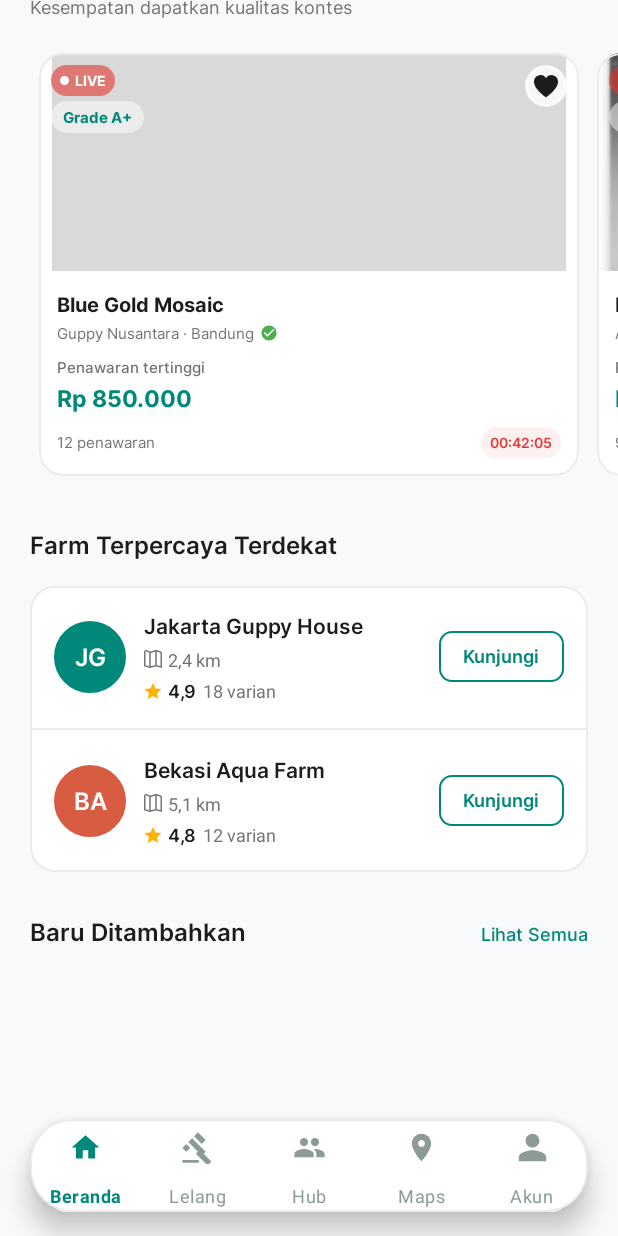
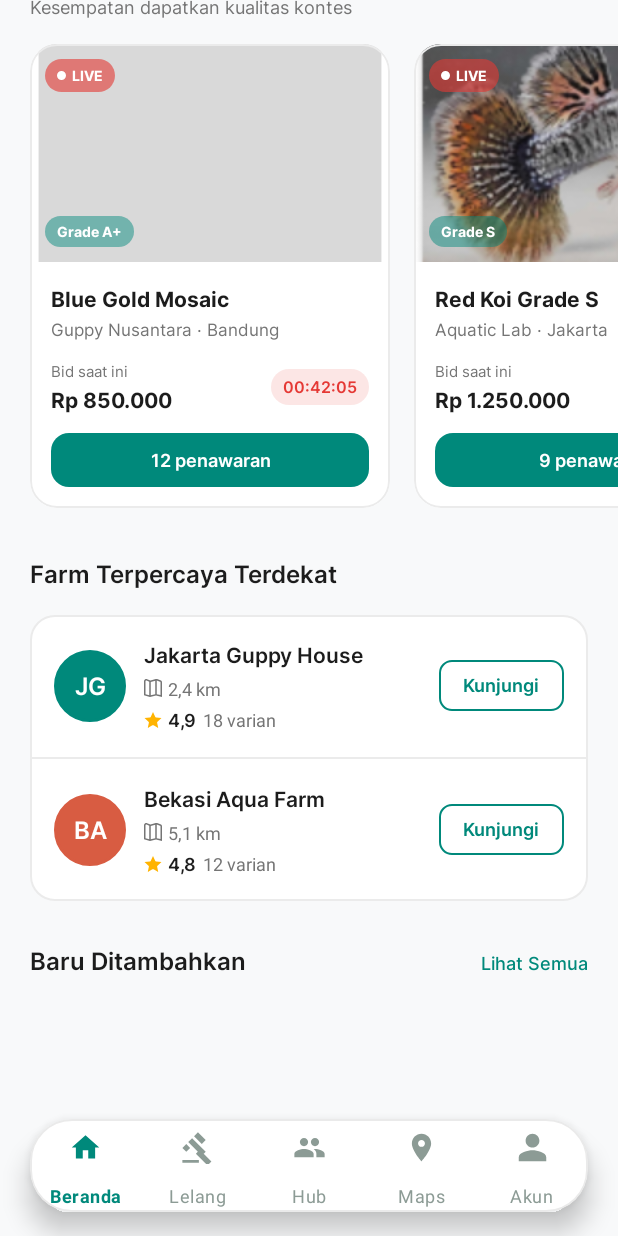
Before and after one commit to Marcelloaja/GuppyMarketIDN, an Android app: the screen it shows after launch once a user with an empty profile is signed in (MainActivity), scrolled down 576 dp, on a phone screen of 412 x 824 dp. Run offline under Robolectric (Android 15) with nearby library versions, the phone set to English and light mode, and no system bars; our stand-ins replace Firebase (no records; nobody signed in at launch, a user with empty details on screens opened directly), Shimmer.

Commit message:
Fix Home auction card dimensions to 240dp fixed width (item_home_auction_card) and add safe image resource fallback handling

```diff
--- a/app/src/main/java/com/stiki/marcelloilham/guppymarketidn/adapter/AuctionGridAdapter.kt
+++ b/app/src/main/java/com/stiki/marcelloilham/guppymarketidn/adapter/AuctionGridAdapter.kt
@@ -14,6 +14,7 @@ import com.stiki.marcelloilham.guppymarketidn.R
 class AuctionGridAdapter(
     private val context: Context,
     private val rawItems: List<AuctionItem>,
+    private val itemLayoutResId: Int = R.layout.item_auction_grid,
     private val onClick: (AuctionItem) -> Unit
 ) : RecyclerView.Adapter<AuctionGridAdapter.ViewHolder>() {
 
@@ -53,13 +54,16 @@ class AuctionGridAdapter(
     }
 
     override fun onCreateViewHolder(parent: ViewGroup, viewType: Int): ViewHolder {
-        val view = LayoutInflater.from(context).inflate(R.layout.item_auction_grid, parent, false)
+        val view = LayoutInflater.from(context).inflate(itemLayoutResId, parent, false)
         return ViewHolder(view)
     }
 
     override fun onBindViewHolder(holder: ViewHolder, position: Int) {
         val item = filteredList[position]
-        holder.imgAuction.setImageResource(item.imageRes)
+
+        val safeImage = if (item.imageRes != 0) item.imageRes else R.drawable.bg_image_grid
+        holder.imgAuction.setImageResource(safeImage)
+
         holder.tvTitle.text = item.title
         holder.tvSeller.text = "${item.seller} · ${item.location}"
         holder.tvPrice.text = item.price
--- a/app/src/main/java/com/stiki/marcelloilham/guppymarketidn/ui/HomeFragment.kt
+++ b/app/src/main/java/com/stiki/marcelloilham/guppymarketidn/ui/HomeFragment.kt
@@ -173,7 +173,11 @@ class HomeFragment : Fragment() {
             }
 
             if (isAdded && ::recyclerHomeAuctions.isInitialized) {
-                homeAuctionAdapter = AuctionGridAdapter(requireContext(), liveItems) { item ->
+                homeAuctionAdapter = AuctionGridAdapter(
+                    context = requireContext(),
+                    rawItems = liveItems,
+                    itemLayoutResId = R.layout.item_home_auction_card
+                ) { item ->
                     val intent = Intent(requireContext(), com.stiki.marcelloilham.guppymarketidn.menuAuction.DetailAuctionActivity::class.java)
                     intent.putExtra("auction_title", item.title)
                     startActivity(intent)
--- /dev/null
+++ b/app/src/main/res/layout/item_home_auction_card.xml
@@ -0,0 +1,171 @@
+<?xml version="1.0" encoding="utf-8"?>
+<com.google.android.material.card.MaterialCardView
+    xmlns:android="http://schemas.android.com/apk/res/android"
+    xmlns:app="http://schemas.android.com/apk/res-auto"
+    android:layout_width="240dp"
+    android:layout_height="wrap_content"
+    android:layout_marginEnd="16dp"
+    android:layout_marginBottom="4dp"
+    app:cardCornerRadius="18dp"
+    app:cardElevation="0dp"
+    app:cardBackgroundColor="@color/white"
+    app:strokeColor="@color/guppy_stroke"
+    app:strokeWidth="1dp"
+    android:clickable="true"
+    android:focusable="true">
+
+    <LinearLayout
+        android:layout_width="match_parent"
+        android:layout_height="wrap_content"
+        android:orientation="vertical">
+
+        <!-- IMAGE CONTAINER -->
+        <FrameLayout
+            android:layout_width="match_parent"
+            android:layout_height="145dp">
+
+            <ImageView
+                android:id="@+id/imgAuctionItem"
+                android:layout_width="match_parent"
+                android:layout_height="match_parent"
+                android:scaleType="centerCrop"
+                android:src="@drawable/bg_image_grid" />
+
+            <!-- LIVE Tag -->
+            <LinearLayout
+                android:layout_width="wrap_content"
+                android:layout_height="wrap_content"
+                android:layout_gravity="top|start"
+                android:layout_marginStart="10dp"
+                android:layout_marginTop="10dp"
+                android:background="@drawable/bg_tag_photo_count"
+                android:backgroundTint="@color/guppy_red"
+                android:paddingHorizontal="8dp"
+                android:paddingVertical="4dp"
+                android:gravity="center_vertical">
+
+                <View
+                    android:layout_width="6dp"
+                    android:layout_height="6dp"
+                    android:background="@drawable/bg_circle_image"
+                    android:backgroundTint="@color/white"
+                    android:layout_marginEnd="4dp"/>
+
+                <TextView
+                    android:layout_width="wrap_content"
+                    android:layout_height="wrap_content"
+                    android:text="LIVE"
+                    android:textColor="@color/white"
+                    android:fontFamily="@font/inter_bold"
+                    android:textSize="9sp"/>
+            </LinearLayout>
+
+            <!-- Grade Tag -->
+            <TextView
+                android:id="@+id/tvAuctionItemGrade"
+                android:layout_width="wrap_content"
+                android:layout_height="wrap_content"
+                android:layout_gravity="bottom|start"
+                android:layout_marginStart="10dp"
+                android:layout_marginBottom="10dp"
+                android:background="@drawable/bg_tag_photo_count"
+                android:backgroundTint="#CC00897B"
+                android:text="Grade A+"
+                android:textColor="@color/white"
+                android:fontFamily="@font/inter_bold"
+                android:textSize="9.5sp"
+                android:paddingHorizontal="8dp"
+                android:paddingVertical="3dp"/>
+        </FrameLayout>
+
+        <!-- CONTENT AREA -->
+        <LinearLayout
+            android:layout_width="match_parent"
+            android:layout_height="wrap_content"
+            android:orientation="vertical"
+            android:padding="14dp">
+
+            <TextView
+                android:id="@+id/tvAuctionItemTitle"
+                android:layout_width="match_parent"
+                android:layout_height="wrap_content"
+                android:text="Blue Gold Mosaic"
+                android:textColor="@color/guppy_text_black"
+                android:fontFamily="@font/inter_bold"
+                android:textSize="14sp"
+                android:maxLines="1"
+                android:ellipsize="end"/>
+
+            <TextView
+                android:id="@+id/tvAuctionItemSeller"
+                android:layout_width="match_parent"
+                android:layout_height="wrap_content"
+                android:layout_marginTop="2dp"
+                android:text="Guppy Nusantara · Bandung"
+                android:textColor="@color/guppy_text_gray"
+                android:fontFamily="@font/inter_regular"
+                android:textSize="11.5sp"
+                android:maxLines="1"
+                android:ellipsize="end"/>
+
+            <LinearLayout
+                android:layout_width="match_parent"
+                android:layout_height="wrap_content"
+                android:layout_marginTop="12dp"
+                android:gravity="center_vertical"
+                android:orientation="horizontal">
+
+                <LinearLayout
+                    android:layout_width="0dp"
+                    android:layout_weight="1"
+                    android:layout_height="wrap_content"
+                    android:orientation="vertical">
+                    <TextView
+                        android:layout_width="wrap_content"
+                        android:layout_height="wrap_content"
+                        android:text="Bid saat ini"
+                        android:textColor="@color/guppy_text_gray"
+                        android:fontFamily="@font/inter_regular"
+                        android:textSize="10sp"/>
+                    <TextView
+                        android:id="@+id/tvAuctionItemPrice"
+                        android:layout_width="wrap_content"
+                        android:layout_height="wrap_content"
+                        android:layout_marginTop="1dp"
+                        android:text="Rp 850.000"
+                        android:textColor="@color/guppy_text_black"
+                        android:fontFamily="@font/inter_bold"
+                        android:textSize="14sp"/>
+                </LinearLayout>
+
+                <TextView
+                    android:id="@+id/tvAuctionItemTime"
+                    android:layout_width="wrap_content"
+                    android:layout_height="wrap_content"
+                    android:text="🕒 02:14:35"
+                    android:textColor="@color/guppy_red"
+                    android:textSize="10.5sp"
+                    android:fontFamily="@font/inter_semi_bold"
+                    android:background="@drawable/bg_tag_grade"
+                    android:backgroundTint="#20E53935"
+                    android:paddingHorizontal="8dp"
+                    android:paddingVertical="4dp"/>
+            </LinearLayout>
+
+            <TextView
+                android:id="@+id/tvAuctionItemBids"
+                android:layout_width="match_parent"
+                android:layout_height="36dp"
+                android:layout_marginTop="12dp"
+                android:background="@drawable/bg_btn_primary"
+                android:text="12 penawaran · Ikut Lelang"
+                android:textColor="@color/white"
+                android:textSize="12sp"
+                android:fontFamily="@font/inter_semi_bold"
+                android:gravity="center"
+                android:clickable="true"
+                android:focusable="true"/>
+        </LinearLayout>
+
+    </LinearLayout>
+</com.google.android.material.card.MaterialCardView>
```
